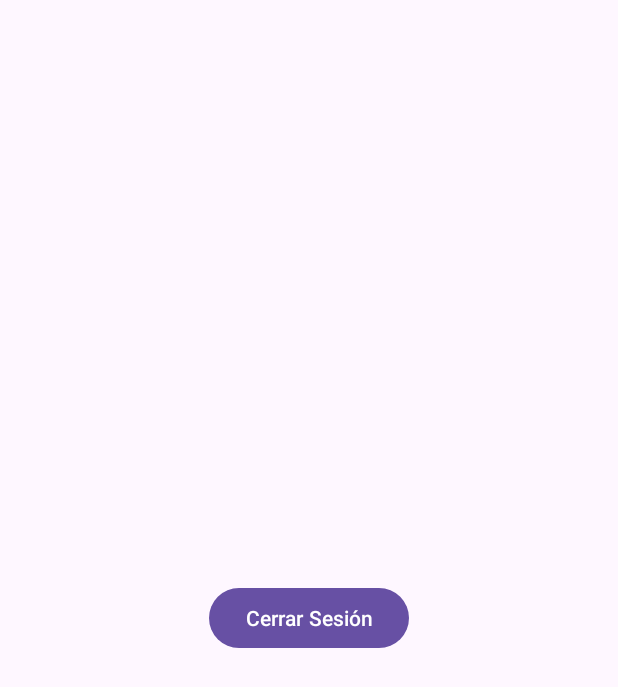
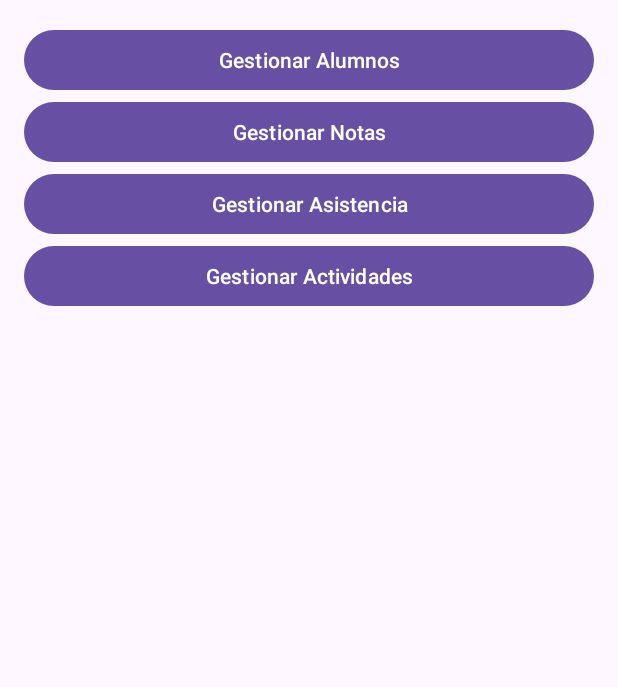
Before and after one commit to alexanderCanon/carrierpigeon3, an Android app: the MaestroMainActivity screen opened directly, with no data from a screen before it, on a phone screen of 412 x 824 dp. Shown: the top 687 px of the screen. Run offline under Robolectric (Android 15) with nearby library versions, the phone set to English and light mode, and no system bars.

Commit message:
Se agregaron las activities y los .xml para las gestiones del maestro

```diff
--- a/app/src/main/AndroidManifest.xml
+++ b/app/src/main/AndroidManifest.xml
@@ -21,7 +21,7 @@
         android:theme="@style/Theme.CarrierPigeon3"
         tools:targetApi="31">
         <activity
-            android:name=".MaestroMainActivity"
+            android:name=".maestros.MaestroMainActivity"
             android:exported="false" />
         <activity
             android:name=".PadreMainActivity"
--- a/app/src/main/java/com/principal/cp/MaestroMainActivity.java
+++ /dev/null
@@ -1,45 +0,0 @@
-package com.principal.cp;
-
-import android.os.Bundle;
-import android.content.Intent;
-import android.content.SharedPreferences;
-import android.view.View;
-import android.widget.Button;
-import androidx.activity.EdgeToEdge;
-import androidx.appcompat.app.AppCompatActivity;
-import androidx.core.graphics.Insets;
-import androidx.core.view.ViewCompat;
-import androidx.core.view.WindowInsetsCompat;
-
-public class MaestroMainActivity extends AppCompatActivity {
-
-    private Button buttonLogout;
-    private SharedPreferences sharedPreferences; //nos permite guardar datos en el dispositivo para la sesión activa
-    private SharedPreferences.Editor editor;
-    @Override
-    protected void onCreate(Bundle savedInstanceState) {
-        super.onCreate(savedInstanceState);
-        setContentView(R.layout.activity_maestro_main); // Reemplaza con tu layout
-        //aquí para abajo es el bloque del boton para cerrar sesión
-        buttonLogout = findViewById(R.id.buttonLogout);
-        sharedPreferences = getSharedPreferences("user_prefs", MODE_PRIVATE);
-        editor = sharedPreferences.edit();
-
-        buttonLogout.setOnClickListener(new View.OnClickListener() {
-            @Override
-            public void onClick(View v) {
-                editor.putBoolean("isLoggedIn", false);
-                editor.remove("user_id");
-                editor.remove("tipo_usuario");
-                editor.remove("nombre");
-                editor.remove("apellido");
-                editor.remove("telefono");
-                editor.apply();
-
-                Intent intent = new Intent(MaestroMainActivity.this, LoginActivity.class);
-                startActivity(intent);
-                finish();
-            }
-        }); //aquí termina el bloque del boton para cerrar sesión
-    }
-}
--- /dev/null
+++ b/app/src/main/java/com/principal/cp/maestros/MaestroMainActivity.java
@@ -0,0 +1,60 @@
+package com.principal.cp.maestros;
+
+import android.content.Intent;
+import android.os.Bundle;
+import android.view.View;
+import android.widget.Button;
+
+import androidx.appcompat.app.AppCompatActivity;
+
+import com.principal.cp.R;
+
+public class MaestroMainActivity extends AppCompatActivity {
+
+    private Button btnAlumnos, btnNotas, btnAsistencia, btnActividades;
+
+    @Override
+    protected void onCreate(Bundle savedInstanceState) {
+        super.onCreate(savedInstanceState);
+        setContentView(R.layout.activity_maestro_main);
+
+        // Referencias a los botones
+        btnAlumnos = findViewById(R.id.btnAlumnos);
+        btnNotas = findViewById(R.id.btnNotas);
+        btnAsistencia = findViewById(R.id.btnAsistencia);
+        btnActividades = findViewById(R.id.btnActividades);
+
+        // Evento de click para cada botón
+        btnAlumnos.setOnClickListener(new View.OnClickListener() {
+            @Override
+            public void onClick(View v) {
+                Intent intent = new Intent(MaestroMainActivity.this, GestionAlumnosActivity.class);
+                startActivity(intent);
+            }
+        });
+
+        btnNotas.setOnClickListener(new View.OnClickListener() {
+            @Override
+            public void onClick(View v) {
+                Intent intent = new Intent(MaestroMainActivity.this, GestionNotasActivity.class);
+                startActivity(intent);
+            }
+        });
+
+        btnAsistencia.setOnClickListener(new View.OnClickListener() {
+            @Override
+            public void onClick(View v) {
+                Intent intent = new Intent(MaestroMainActivity.this, GestionAsistenciaActivity.class);
+                startActivity(intent);
+            }
+        });
+
+        btnActividades.setOnClickListener(new View.OnClickListener() {
+            @Override
+            public void onClick(View v) {
+                Intent intent = new Intent(MaestroMainActivity.this, GestionActividadesActivity.class);
+                startActivity(intent);
+            }
+        });
+    }
+}
--- a/app/src/main/res/layout/activity_maestro_main.xml
+++ b/app/src/main/res/layout/activity_maestro_main.xml
@@ -1,20 +1,31 @@
 <?xml version="1.0" encoding="utf-8"?>
-<androidx.constraintlayout.widget.ConstraintLayout xmlns:android="http://schemas.android.com/apk/res/android"
-    xmlns:app="http://schemas.android.com/apk/res-auto"
-    xmlns:tools="http://schemas.android.com/tools"
-    android:id="@+id/main"
+<LinearLayout xmlns:android="http://schemas.android.com/apk/res/android"
     android:layout_width="match_parent"
     android:layout_height="match_parent"
-    tools:context=".MaestroMainActivity">
+    android:orientation="vertical"
+    android:padding="16dp">
 
     <Button
-        android:id="@+id/buttonLogout"
-        android:layout_width="wrap_content"
+        android:id="@+id/btnAlumnos"
+        android:layout_width="match_parent"
         android:layout_height="wrap_content"
-        android:layout_gravity="center_horizontal"
-        android:text="Cerrar Sesión"
-        app:layout_constraintBottom_toBottomOf="parent"
-        app:layout_constraintEnd_toEndOf="parent"
-        app:layout_constraintStart_toStartOf="parent"
-        app:layout_constraintTop_toTopOf="parent" />
-</androidx.constraintlayout.widget.ConstraintLayout>
+        android:text="Gestionar Alumnos" />
+
+    <Button
+        android:id="@+id/btnNotas"
+        android:layout_width="match_parent"
+        android:layout_height="wrap_content"
+        android:text="Gestionar Notas" />
+
+    <Button
+        android:id="@+id/btnAsistencia"
+        android:layout_width="match_parent"
+        android:layout_height="wrap_content"
+        android:text="Gestionar Asistencia" />
+
+    <Button
+        android:id="@+id/btnActividades"
+        android:layout_width="match_parent"
+        android:layout_height="wrap_content"
+        android:text="Gestionar Actividades" />
+</LinearLayout>
```
Also changed, not shown: app/src/main/java/com/principal/cp/LoginActivity.java (+2 -5 lines), app/src/main/java/com/principal/cp/maestros/GestionActividadesActivity.java (added, +45 -0 lines), app/src/main/java/com/principal/cp/maestros/GestionAlumnosActivity.java (added, +71 -0 lines), app/src/main/java/com/principal/cp/maestros/GestionAsistenciaActivity.java (added, +45 -0 lines), app/src/main/java/com/principal/cp/maestros/GestionNotasActivity.java (added, +67 -0 lines), app/src/main/res/layout/activity_gestion_actividades.xml (added, +34 -0 lines), app/src/main/res/layout/activity_gestion_alumnos.xml (added, +50 -0 lines), app/src/main/res/layout/activity_gestion_asistencia.xml (added, +34 -0 lines), app/src/main/res/layout/activity_gestion_notas.xml (added, +44 -0 lines).
